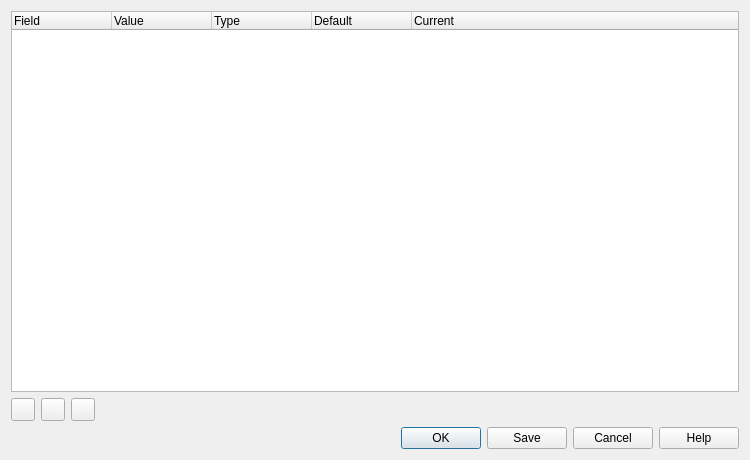
Qt form utilities/wireshark/ui/qt/decode_as_dialog.ui (kimocoder/nexmon) before a commit.
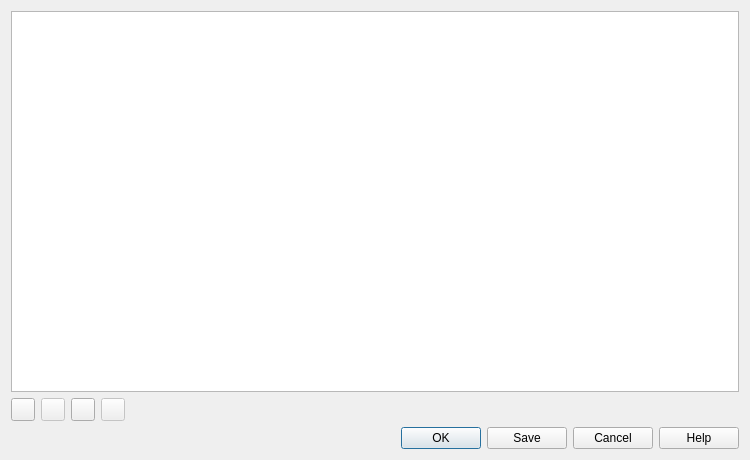
The same form after that commit. Icons and pictures are not drawn. Custom widgets are drawn as their Qt base class.

Diff of the .ui file:
```diff
--- a/utilities/wireshark/ui/qt/decode_as_dialog.ui
+++ b/utilities/wireshark/ui/qt/decode_as_dialog.ui
@@ -12,51 +12,14 @@
   </property>
   <layout class="QVBoxLayout" name="verticalLayout_2">
    <item>
-    <widget class="QTreeWidget" name="decodeAsTreeWidget">
+    <widget class="TabnavTreeView" name="decodeAsTreeView">
      <property name="indentation">
       <number>0</number>
      </property>
-     <column>
-      <property name="text">
-       <string>Field</string>
-      </property>
-      <property name="toolTip">
-       <string>Match using this field</string>
-      </property>
-     </column>
-     <column>
-      <property name="text">
-       <string>Value</string>
-      </property>
-      <property name="toolTip">
-       <string>Current &quot;Decode As&quot; behavior</string>
-      </property>
-     </column>
-     <column>
-      <property name="text">
-       <string>Type</string>
-      </property>
-     </column>
-     <column>
-      <property name="text">
-       <string>Default</string>
-      </property>
-      <property name="toolTip">
-       <string>Default &quot;Decode As&quot; behavior</string>
-      </property>
-     </column>
-     <column>
-      <property name="text">
-       <string>Current</string>
-      </property>
-      <property name="toolTip">
-       <string>Change behavior when the protocol field matches this value</string>
-      </property>
-     </column>
     </widget>
    </item>
    <item>
-    <layout class="QHBoxLayout" name="horizontalLayout" stretch="0,0,0,0,1">
+    <layout class="QHBoxLayout" name="horizontalLayout" stretch="0,0,0,0,0,1">
      <item>
       <widget class="QToolButton" name="newToolButton">
        <property name="toolTip">
@@ -72,7 +35,10 @@
       </widget>
      </item>
      <item>
-      <widget class="QToolButton" name="deleteToolButton">
+      <widget class="StockIconToolButton" name="deleteToolButton">
+       <property name="enabled">
+        <bool>false</bool>
+       </property>
        <property name="toolTip">
         <string>Remove this dissection behavior.</string>
        </property>
@@ -90,9 +56,15 @@
        <property name="text">
         <string/>
        </property>
-       <property name="icon">
-        <iconset resource="../../image/toolbar.qrc">
-         <normaloff>:/stock/copy-8.png</normaloff>:/stock/copy-8.png</iconset>
+      </widget>
+     </item>
+     <item>
+      <widget class="StockIconToolButton" name="clearToolButton">
+       <property name="enabled">
+        <bool>false</bool>
+       </property>
+       <property name="toolTip">
+        <string>Clear all dissection behaviors.</string>
        </property>
       </widget>
      </item>
@@ -146,7 +118,17 @@
   <customwidget>
    <class>ElidedLabel</class>
    <extends>QLabel</extends>
-   <header>elided_label.h</header>
+   <header>widgets/elided_label.h</header>
+  </customwidget>
+  <customwidget>
+   <class>TabnavTreeView</class>
+   <extends>QTreeView</extends>
+   <header>widgets/tabnav_tree_view.h</header>
+  </customwidget>
+  <customwidget>
+   <class>StockIconToolButton</class>
+   <extends>QToolButton</extends>
+   <header>widgets/stock_icon_tool_button.h</header>
   </customwidget>
  </customwidgets>
  <resources>
```
Left out of the diff: 16 changed lines with no effect on the pictures.
